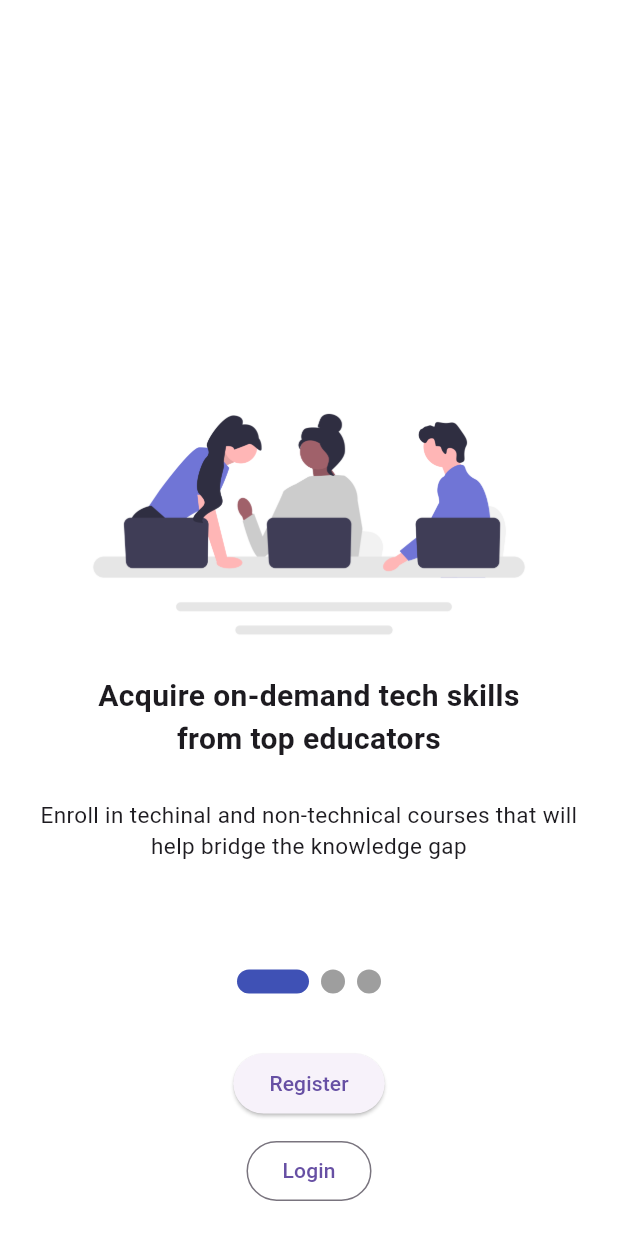
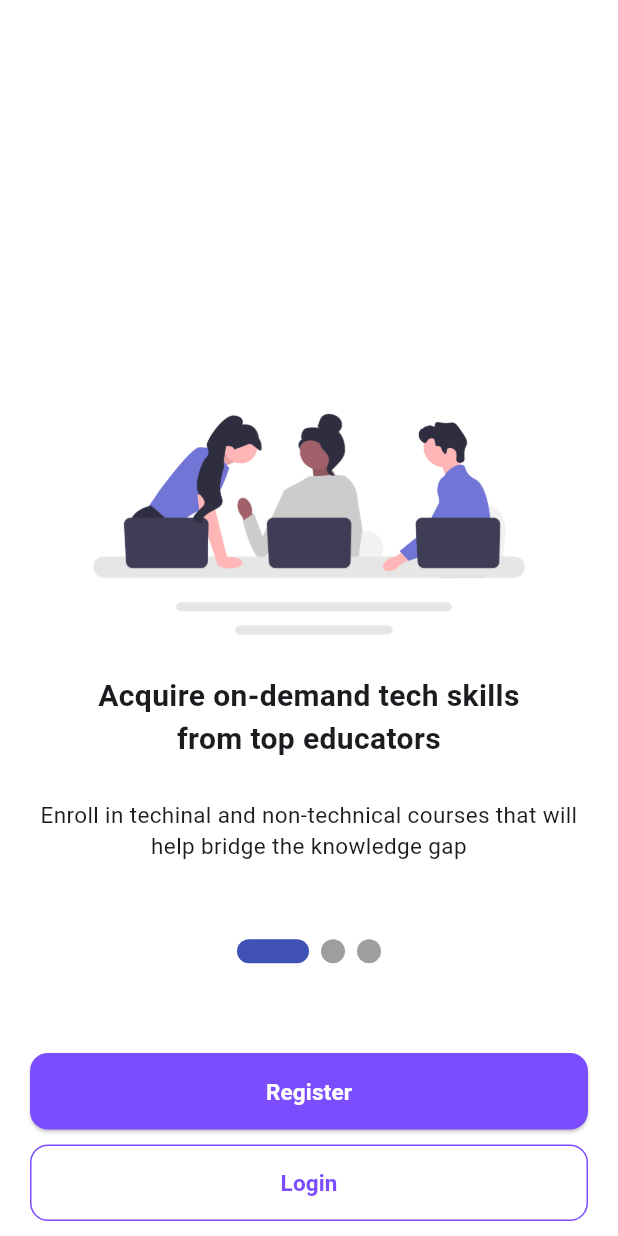
Before and after one commit to Ozurumba007/apt_learn_ui, a Flutter app: the screen it shows after launch, on a phone screen of 412 x 824 dp. Run offline on Flutter 3.47's test engine with Material 2 defaults, Android fonts, the phone set to English and light mode, and no system bars; drawn by our look-alikes of smooth_page_indicator.

Commit message:
added a column widget \ added the elevated button and outlinedbutton to the onboarding screen

```diff
--- a/lib/onboarding/onboarding_screen.dart
+++ b/lib/onboarding/onboarding_screen.dart
@@ -28,25 +28,66 @@ class _OnboardingScreenState extends State<OnboardingScreen> {
             ],
           ),
           Container(
-            alignment: Alignment(0, 0.60),
+            alignment: Alignment(0, 0.55),
             child: SmoothPageIndicator(
               controller: _controller,
               effect: ExpandingDotsEffect(),
               count: 3,
             ),
           ),
+          Padding(
+            padding: const EdgeInsets.symmetric(horizontal: 20.0),
+            child: Column(
+              mainAxisAlignment: MainAxisAlignment.end,
+              children: [
                 Container(
-            alignment: Alignment(0, 0.80),
+                  width: double.infinity,
                   child: ElevatedButton(
-              onPressed: () {},
-              child: Text('Register'),
+                    style: ElevatedButton.styleFrom(
+                      backgroundColor: Colors.deepPurpleAccent[200],
+                      padding: EdgeInsets.all(15),
+                      shape: RoundedRectangleBorder(
+                        borderRadius: BorderRadius.circular(12),
                       ),
                     ),
+                    onPressed: () {},
+                    child: Text(
+                      'Register',
+                      style: TextStyle(
+                        color: Colors.white,
+                        fontWeight: FontWeight.bold,
+                        fontSize: 15,
+                      ),
+                    ),
+                  ),
+                ),
+                SizedBox(height: 10),
                 Container(
-            alignment: Alignment(0, 0.95),
+                  width: double.infinity,
                   child: OutlinedButton(
+                    style: OutlinedButton.styleFrom(
+                      side: BorderSide(
+                        width: 1.0,
+                        color: Colors.deepPurpleAccent,
+                      ),
+                      padding: EdgeInsets.all(15),
+                      shape: RoundedRectangleBorder(
+                        borderRadius: BorderRadius.circular(12),
+                      ),
+                    ),
                     onPressed: () {},
-              child: Text('Login'),
+                    child: Text(
+                      'Login',
+                      style: TextStyle(
+                        color: Colors.deepPurpleAccent[200],
+                        fontWeight: FontWeight.bold,
+                        fontSize: 15,
+                      ),
+                    ),
+                  ),
+                ),
+                SizedBox(height: 10),
+              ],
             ),
           ),
         ],
```
Lines whose indentation alone changed are shown as unchanged.
